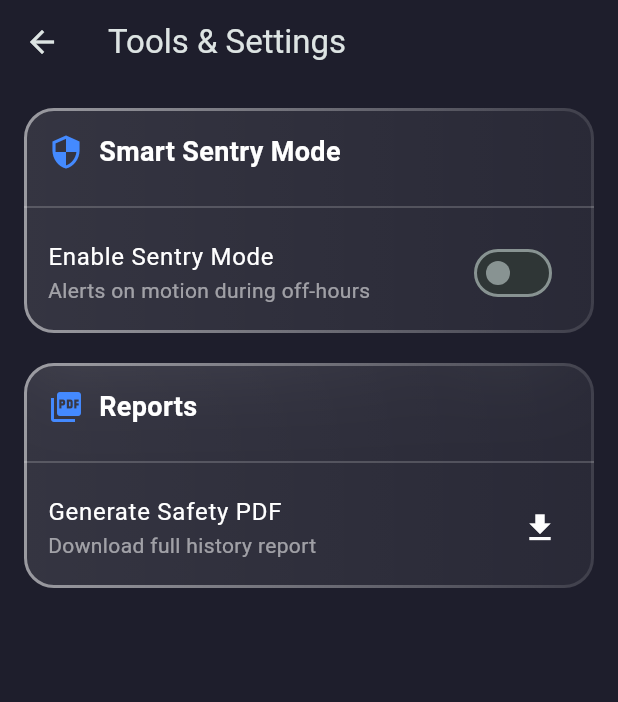
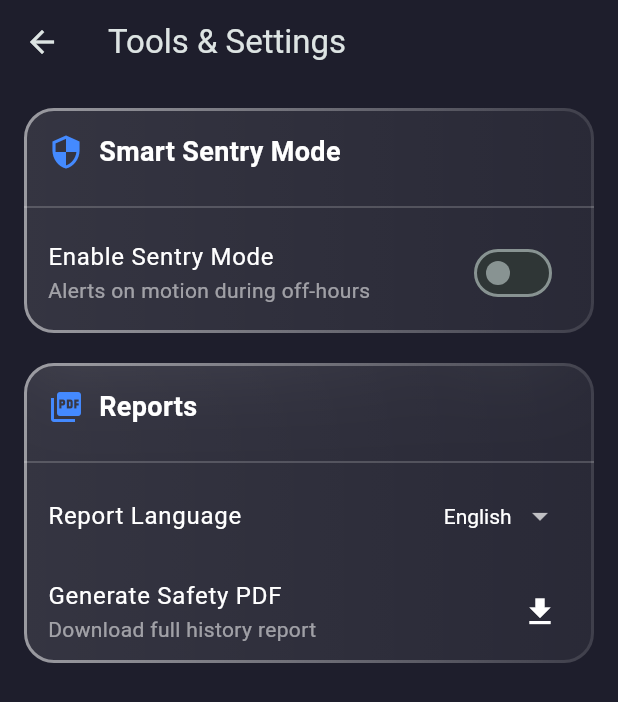
Before and after one commit to ellay21/Vigil, a Flutter app: the ToolsScreen screen opened directly, after a tap on "Generate Safety PDF", on a phone screen of 412 x 824 dp. Shown: the top 702 px of the screen. Run offline on Flutter 3.47's test engine with Material 3 defaults, Android fonts, the phone set to English and light mode, and no system bars; drawn by our look-alikes of glassmorphism; our stand-ins replace audioplayers, fl_chart, flutter_animate, flutter_local_notifications, flutter_tts, google_fonts and 5 more; accounts and stored records are empty; network calls fail.

Commit message:
feat(mobile): add language selector for manual report generation in tools

```diff
--- a/mobile_app/lib/screens/tools_screen.dart
+++ b/mobile_app/lib/screens/tools_screen.dart
@@ -1,9 +1,6 @@
 import 'package:flutter/material.dart';
 import 'package:glassmorphism/glassmorphism.dart';
-import 'package:pdf/pdf.dart';
-import 'package:pdf/widgets.dart' as pw;
-import 'package:printing/printing.dart';
-import '../services/api_service.dart';
+import '../services/report_service.dart';
 
 class ToolsScreen extends StatefulWidget {
   const ToolsScreen({super.key});
@@ -16,71 +13,10 @@ class _ToolsScreenState extends State<ToolsScreen> {
   bool _sentryMode = false;
   TimeOfDay _armTime = const TimeOfDay(hour: 22, minute: 0);
   TimeOfDay _disarmTime = const TimeOfDay(hour: 6, minute: 0);
+  String _reportLang = 'en';
 
   Future<void> _generatePdf() async {
-    final pdf = pw.Document();
-    final api = ApiService();
-
-    // Fetch data for report
-    final devices = await api.getAllDevices();
-    final summary = await api.getSystemSummary();
-
-    // Create a dense report
-    pdf.addPage(
-      pw.MultiPage(
-        pageFormat: PdfPageFormat.a4,
-        build: (pw.Context context) {
-          return [
-            pw.Header(level: 0, child: pw.Text('Industrial IoT System Report')),
-            pw.Text('Generated: ${DateTime.now().toString()}'),
-            pw.SizedBox(height: 20),
-
-            // Executive Summary
-            pw.Header(level: 1, child: pw.Text('Executive Summary')),
-            pw.Text(summary.summary),
-            pw.SizedBox(height: 10),
-            pw.Row(
-              mainAxisAlignment: pw.MainAxisAlignment.spaceBetween,
-              children: [
-                pw.Text('Overall Status: ${summary.overallStatus}', style: pw.TextStyle(fontWeight: pw.FontWeight.bold)),
-                pw.Text('Devices at Risk: ${summary.devicesAtRisk}', style: pw.TextStyle(color: PdfColors.red)),
-              ],
-            ),
-            pw.SizedBox(height: 20),
-
-            // Device Status Table
-            pw.Header(level: 1, child: pw.Text('Device Status Overview')),
-            pw.TableHelper.fromTextArray(
-              context: context,
-              data: <List<String>>[
-                <String>['Device ID', 'Status', 'Last Seen'],
-                ...devices.map((d) => [d.id, d.currentState, d.lastSeen]),
-              ],
-            ),
-            pw.SizedBox(height: 20),
-
-            // Detailed Alerts Log
-            pw.Header(level: 1, child: pw.Text('Critical Alerts Log')),
-            pw.Text('Showing recent critical events across all devices.'),
-            pw.SizedBox(height: 10),
-            // We would ideally fetch alerts for all devices here, but for now let's list the risky ones
-            ...devices.where((d) => d.currentState == 'DANGER' || d.currentState == 'WARNING').map((d) {
-              return pw.Bullet(text: 'Device ${d.id} is in ${d.currentState} state.');
-            }),
-
-            pw.SizedBox(height: 30),
-            pw.Footer(
-              leading: pw.Text('GSM Industrial Monitor'),
-              trailing: pw.Text('Page 1'),
-            ),
-          ];
-        },
-      ),
-    );
-
-    await Printing.layoutPdf(
-      onLayout: (PdfPageFormat format) async => pdf.save(),
-    );
+    await ReportService.generateSystemReport(lang: _reportLang);
   }
 
   @override
@@ -133,11 +69,29 @@ class _ToolsScreenState extends State<ToolsScreen> {
             _buildToolCard(
               title: 'Reports',
               icon: Icons.picture_as_pdf,
-              child: ListTile(
-                title: const Text('Generate Safety PDF', style: TextStyle(color: Colors.white)),
-                subtitle: const Text('Download full history report', style: TextStyle(color: Colors.white54)),
-                trailing: const Icon(Icons.download, color: Colors.white),
-                onTap: _generatePdf,
+              child: Column(
+                children: [
+                  ListTile(
+                    title: const Text('Report Language', style: TextStyle(color: Colors.white)),
+                    trailing: DropdownButton<String>(
+                      value: _reportLang,
+                      dropdownColor: const Color(0xFF2A2E3E),
+                      style: const TextStyle(color: Colors.white),
+                      underline: Container(),
+                      items: const [
+                        DropdownMenuItem(value: 'en', child: Text('English')),
+                        DropdownMenuItem(value: 'am', child: Text('Amharic')),
+                      ],
+                      onChanged: (val) => setState(() => _reportLang = val!),
+                    ),
+                  ),
+                  ListTile(
+                    title: const Text('Generate Safety PDF', style: TextStyle(color: Colors.white)),
+                    subtitle: const Text('Download full history report', style: TextStyle(color: Colors.white54)),
+                    trailing: const Icon(Icons.download, color: Colors.white),
+                    onTap: _generatePdf,
+                  ),
+                ],
               ),
             ),
           ],
@@ -147,9 +101,13 @@ class _ToolsScreenState extends State<ToolsScreen> {
   }
 
   Widget _buildToolCard({required String title, required IconData icon, required Widget child}) {
+    double height = 150;
+    if (title == 'Smart Sentry Mode' && _sentryMode) height = 250;
+    if (title == 'Reports') height = 200;
+
     return GlassmorphicContainer(
       width: double.infinity,
-      height: _sentryMode && title == 'Smart Sentry Mode' ? 250 : 150,
+      height: height,
       borderRadius: 20,
       blur: 20,
       alignment: Alignment.center,
```
